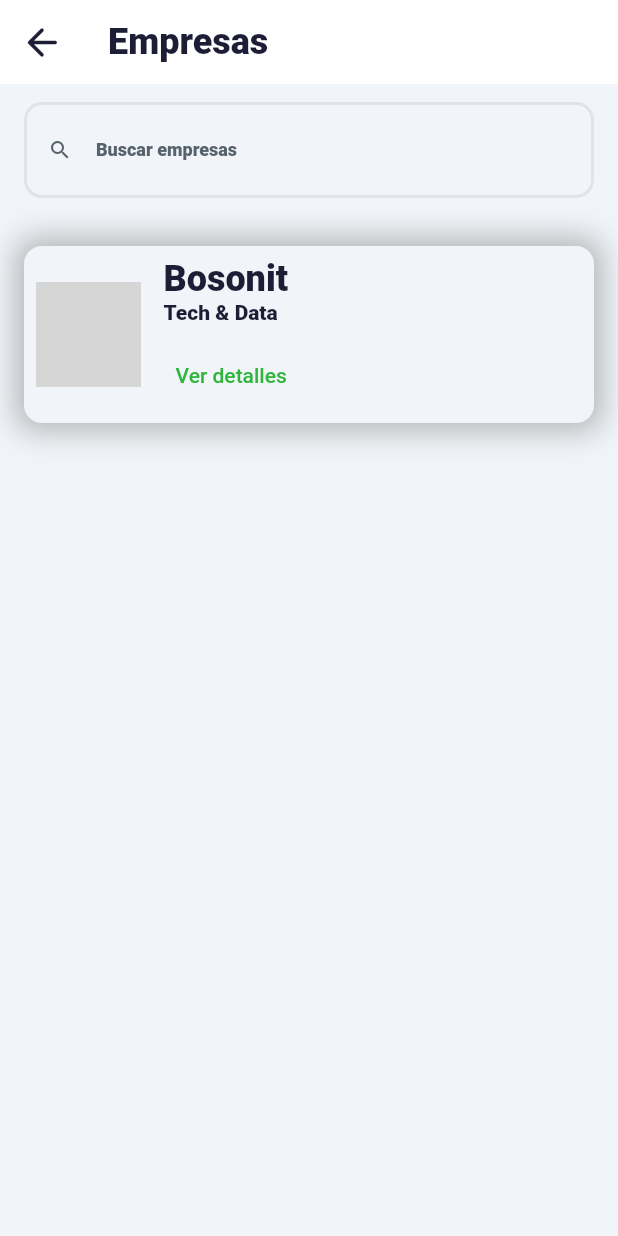
After one commit to dmolina23/gestor_fct, a Flutter app: the screen it shows after launch, after a tap on the "arrow forward ios" icon, on a phone screen of 412 x 824 dp. The commit adds this screen. Run offline on Flutter 3.47's test engine with Material 2 defaults, Android fonts, the phone set to English and light mode, and no system bars; our stand-ins replace table_calendar; network calls fail; Roboto replaces fonts that are missing (Poppins); grey boxes are pictures that could not be loaded.

Commit message:
CompaniesList Page

```diff
--- a/lib/constants.dart
+++ b/lib/constants.dart
@@ -9,5 +9,6 @@
 const secondaryText = Color.fromARGB(255, 87, 99, 108);
 const backgroundColor = Color.fromARGB(255, 241, 244, 248);
 const buttonPrimary = Color(0xFF228F22);
+const lineColor = Color.fromARGB(255, 224, 227, 231);
 
 const kDefaultPadding = 20.0;
--- a/lib/main.dart
+++ b/lib/main.dart
@@ -1,4 +1,5 @@
 import 'package:flutter/material.dart';
+import 'package:gestor_fct/screens/companies/companies.dart';
 import 'package:gestor_fct/screens/home/home.dart';
 import 'package:gestor_fct/screens/settings/settings.dart';
 import 'package:gestor_fct/theme.dart';
@@ -19,7 +20,8 @@
       home: const HomeScreen(),
       initialRoute: '/',
       routes: {
-        '/settings':(context) => SettingsScreen()
+        '/settings': (context) => SettingsScreen(),
+        '/companies': (context) => const CompaniesScreen()
       },
     );
   }
--- /dev/null
+++ b/lib/screens/companies/companies.dart
@@ -0,0 +1,164 @@
+import 'package:flutter/material.dart';
+import 'package:gestor_fct/constants.dart';
+import 'package:gestor_fct/screens/home/home.dart';
+
+class CompaniesScreen extends StatelessWidget {
+  const CompaniesScreen({Key? key}) : super(key: key);
+
+  @override
+  Widget build(BuildContext context) {
+    return Scaffold(
+      appBar: AppBar(
+        backgroundColor: Colors.white,
+        automaticallyImplyLeading: false,
+        leading: IconButton(
+          splashRadius: 30,
+          iconSize: 60,
+          icon: const Icon(
+            Icons.arrow_back_rounded,
+            color: primaryText,
+            size: 30,
+          ),
+          onPressed: () {
+            Navigator.pushNamed(context, '/');
+          },
+        ),
+        title: Text(
+          'Empresas',
+          style: Theme.of(context).textTheme.headline1,
+        ),
+        actions: [],
+        centerTitle: false,
+        elevation: 0,
+      ),
+      backgroundColor: backgroundColor,
+      body: SafeArea(
+        child: GestureDetector(
+          onTap: () => FocusScope.of(context).unfocus(),
+          child: Column(
+            mainAxisSize: MainAxisSize.max,
+            children: [
+              Padding(
+                padding: const EdgeInsetsDirectional.fromSTEB(16, 12, 16, 0),
+                child: TextFormField(
+                  controller: null,
+                  obscureText: false,
+                  decoration: InputDecoration(
+                    labelText: 'Buscar empresas',
+                    labelStyle: Theme.of(context).textTheme.bodyText2,
+                    hintStyle: Theme.of(context).textTheme.bodyText2,
+                    enabledBorder: OutlineInputBorder(
+                      borderSide: const BorderSide(
+                        color: lineColor,
+                        width: 2,
+                      ),
+                      borderRadius: BorderRadius.circular(12),
+                    ),
+                    focusedBorder: OutlineInputBorder(
+                      borderSide: const BorderSide(
+                        color: lineColor,
+                        width: 2,
+                      ),
+                      borderRadius: BorderRadius.circular(12),
+                    ),
+                    filled: true,
+                    fillColor: backgroundColor,
+                    contentPadding:
+                        const EdgeInsetsDirectional.fromSTEB(24, 24, 20, 24),
+                    prefixIcon: const Icon(
+                      Icons.search,
+                      color: secondaryText,
+                      size: 16,
+                    ),
+                  ),
+                  style: Theme.of(context).textTheme.bodyText1,
+                ),
+              ),
+              Padding(
+                padding: const EdgeInsetsDirectional.fromSTEB(0, 20, 0, 0),
+                child: SingleChildScrollView(
+                  child: Column(
+                    mainAxisSize: MainAxisSize.max,
+                    crossAxisAlignment: CrossAxisAlignment.start,
+                    children: [
+                      Padding(
+                        padding: const EdgeInsetsDirectional.fromSTEB(16, 12, 16, 0),
+                        child: Container(
+                          width: double.infinity,
+                          decoration: BoxDecoration(
+                            color:
+                                backgroundColor,
+                            boxShadow: [
+                              const BoxShadow(
+                                blurRadius: 17,
+                                color: Colors.black26,
+                                spreadRadius: 5,
+                              )
+                            ],
+                            borderRadius: BorderRadius.circular(12),
+                          ),
+                          child: Padding(
+                            padding:
+                                const EdgeInsetsDirectional.fromSTEB(8, 8, 12, 8),
+                            child: Row(
+                              mainAxisSize: MainAxisSize.max,
+                              crossAxisAlignment: CrossAxisAlignment.center,
+                              children: [
+                                ClipRRect(
+                                  borderRadius: BorderRadius.circular(8),
+                                  child: Image.network(
+                                    'https://static.nike.com/a/images/c_limit,w_592,f_auto/t_product_v1/cd1fc4e4-5d02-4f18-afd7-a1ea42ff1f73/sportswear-club-fleece-pullover-hoodie-Gw4Nwq.png',
+                                    width: 70,
+                                    height: 70,
+                                    fit: BoxFit.cover,
+                                  ),
+                                ),
+                                Padding(
+                                  padding: const EdgeInsetsDirectional.fromSTEB(
+                                      15, 0, 0, 0),
+                                  child: Column(
+                                    mainAxisSize: MainAxisSize.max,
+                                    mainAxisAlignment: MainAxisAlignment.start,
+                                    crossAxisAlignment:
+                                        CrossAxisAlignment.start,
+                                    children: [
+                                      Text(
+                                        'Bosonit',
+                                        style:
+                                            Theme.of(context).textTheme.headline1,
+                                      ),
+                                      Padding(
+                                        padding: const EdgeInsetsDirectional.fromSTEB(
+                                            0, 0, 0, 10),
+                                        child: Text(
+                                          'Tech & Data',
+                                          style: Theme.of(context).textTheme
+                                              .bodyText1,
+                                        ),
+                                      ),
+                                      TextButton(
+                                        onPressed: () {
+
+                                        },
+                                        child: const Text('Ver detalles'),
+
+                                      )
+                                    ],
+                                  ),
+                                ),
+                              ],
+                            ),
+                          ),
+                        ),
+                      ),
+                    ],
+                  ),
+                ),
+              ),
+            ],
+          ),
+        ),
+      ),
+    );
+  }
+}
--- a/lib/screens/home/components/companies_title.dart
+++ b/lib/screens/home/components/companies_title.dart
@@ -13,13 +13,34 @@
         decoration: const BoxDecoration(),
         child: Padding(
           padding: const EdgeInsetsDirectional.fromSTEB(20, 0, 0, 0),
-          child: Text(
-            'Mis empresas',
-            textAlign: TextAlign.start,
-            style: Theme.of(context).textTheme.bodyText1?.copyWith(
-              fontFamily: 'Poppins',
-              fontSize: 26
-            ),
+          child: Row(
+            mainAxisAlignment: MainAxisAlignment.spaceBetween,
+            mainAxisSize: MainAxisSize.max,
+            children: [
+              Padding(
+                padding: const EdgeInsetsDirectional.fromSTEB(20, 0, 0, 0),
+                child: Text(
+                  'Mis empresas',
+                  textAlign: TextAlign.start,
+                  style: Theme.of(context)
+                      .textTheme
+                      .bodyText1
+                      ?.copyWith(fontFamily: 'Poppins', fontSize: 26),
+                ),
+              ),
+              IconButton(
+                iconSize: 60,
+                // ignore: prefer_const_constructors
+                icon: Icon(
+                  Icons.arrow_forward_ios,
+                  color: Colors.black,
+                  size: 30,
+                ),
+                onPressed: () {
+                  Navigator.pushNamed(context, '/companies');
+                },
+              )
+            ],
           ),
         ),
       ),
--- a/lib/theme.dart
+++ b/lib/theme.dart
@@ -15,6 +15,7 @@
       ),
       textTheme: const TextTheme(
         bodyText1: TextStyle(fontSize: 14, color: primaryText, fontFamily: 'Poppins', fontWeight: FontWeight.w800),
+        bodyText2: TextStyle(fontSize: 12, color: secondaryText, fontFamily: 'Poppins', fontWeight: FontWeight.w800),
         headline1: TextStyle(fontSize: 24, color: primaryText, fontFamily: 'Poppins', fontWeight: FontWeight.w800),
         headline2: TextStyle(fontSize: 22, color: secondaryText, fontFamily: 'Poppins', fontWeight: FontWeight.w800)
       ),
```
